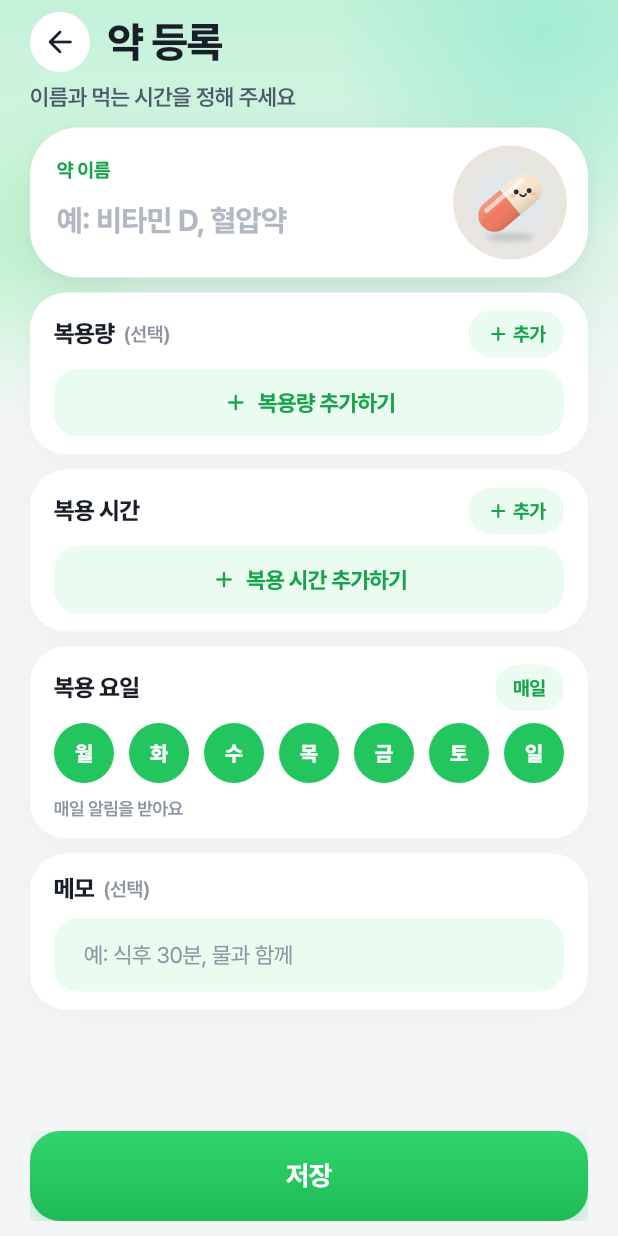
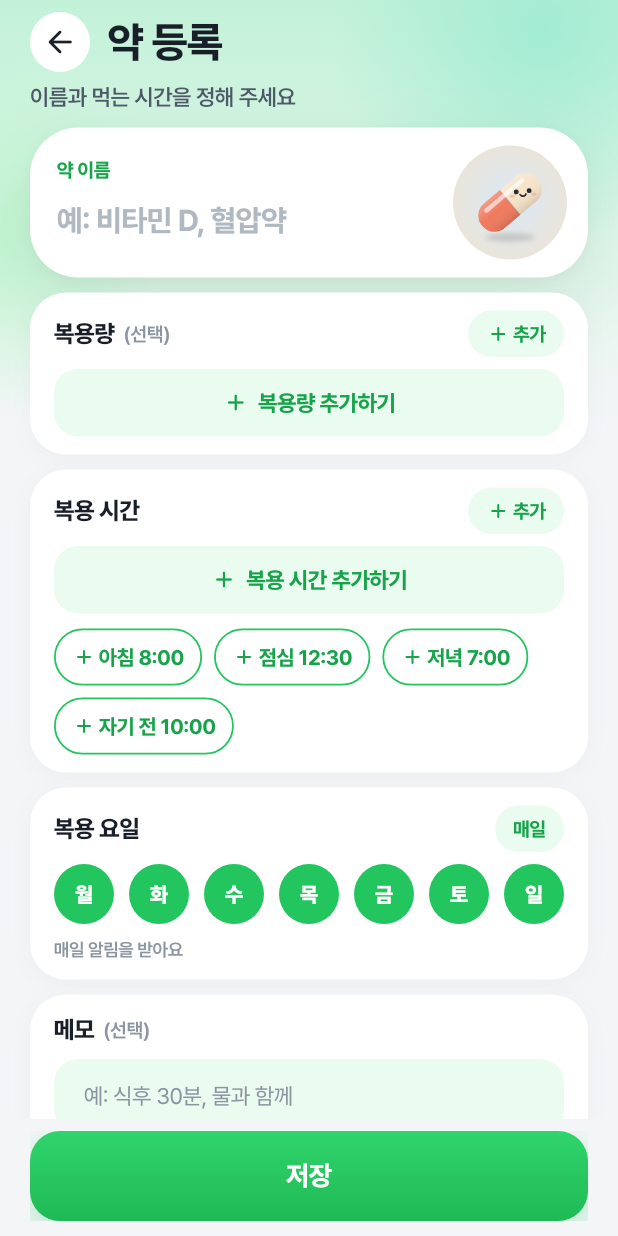
Before and after one commit to ssamssae/yakmukja, a Flutter app: the screen it shows after launch, item 2 of the bottom bar chosen, on a phone screen of 412 x 824 dp. Run offline on Flutter 3.47's test engine with Material 3 defaults, Android fonts, the phone set to English and light mode, and no system bars; our stand-ins replace flutter_local_notifications, flutter_timezone, google_mobile_ads, hive_ce, hive_ce_flutter, in_app_purchase and 4 more; accounts and stored records are empty; network calls fail.

Commit message:
feat(yakmeokja): 복용 시간 빠른 추가 단추 — 아침 8:00·점심 12:30·저녁 7:00·자기 전 10:00 (T-261110-032) (#68)
- 「복용 시간」 칸에 자주 쓰는 시간 단추를 둔다. 누르면 선택 창 없이 바로 들어간다.
- 이미 넣은 시간의 단추는 나오지 않고, 네 개를 다 넣으면 줄이 사라진다.
- 시간 넣기를 한 함수로 모았다(휠로 넣을 때와 같은 중복 검사·시간순 정렬).
- 칸이 길어져 요일 단추가 시험 화면 아래로 내려가, 접근성 시험이 보이는 곳까지
  올린 뒤 검사하게 했다.

Co-authored-by: Claude Fable 5.2 <noreply@anthropic.com>

```diff
--- a/lib/screens/medicine_edit_screen.dart
+++ b/lib/screens/medicine_edit_screen.dart
@@ -210,6 +210,35 @@ class _MedicineEditScreenState extends State<MedicineEditScreen> {
   // 12시간제 시 표시: 12, 1, 2, 3 ... 11
   static const _hourLabels = [12, 1, 2, 3, 4, 5, 6, 7, 8, 9, 10, 11];
 
+  // 자주 쓰는 복용 시간 — 휠을 돌리지 않고 한 번 눌러 넣는다. (T-261110-032)
+  static const _quickTimes = [
+    (label: '아침', hour: 8, minute: 0),
+    (label: '점심', hour: 12, minute: 30),
+    (label: '저녁', hour: 19, minute: 0),
+    (label: '자기 전', hour: 22, minute: 0),
+  ];
+
+  bool _hasTime(int hour, int minute) =>
+      _times.any((t) => t.hour == hour && t.minute == minute);
+
+  /// 「8:00」「12:30」「7:00」 — 12시간제 시:분.
+  static String _clockText(int hour, int minute) {
+    final h = hour == 0 ? 12 : (hour > 12 ? hour - 12 : hour);
+    return '$h:${minute.toString().padLeft(2, '0')}';
+  }
+
+  /// 복용 시간을 넣고 시간순으로 정렬한다. 이미 있는 시간이면 넣지 않고 false.
+  bool _addTime(int hour, int minute) {
+    if (_hasTime(hour, minute)) return false;
+    setState(() {
+      _times.add(DoseTime(hour: hour, minute: minute));
+      _times.sort(
+        (a, b) => (a.hour * 60 + a.minute).compareTo(b.hour * 60 + b.minute),
+      );
+    });
+    return true;
+  }
+
   void _showTimePicker() {
     int amPmIndex = 0; // 0=오전, 1=오후
     int hourIndex = 9; // 기본 오전 9시 (_hourLabels[9] = 9)
@@ -265,25 +294,13 @@ class _MedicineEditScreenState extends State<MedicineEditScreen> {
                             h = displayHour == 12 ? 12 : displayHour + 12;
                           }
                           final min = minuteIndex * 5;
-                          final duplicate = _times.any(
-                            (t) => t.hour == h && t.minute == min,
-                          );
-                          if (duplicate) {
+                          final added = _addTime(h, min);
                           Navigator.pop(ctx);
+                          if (!added) {
                             ScaffoldMessenger.of(context).showSnackBar(
                               const SnackBar(content: Text('이미 등록된 시간입니다.')),
                             );
-                            return;
                           }
-                          setState(() {
-                            _times.add(DoseTime(hour: h, minute: min));
-                            _times.sort(
-                              (a, b) => (a.hour * 60 + a.minute).compareTo(
-                                b.hour * 60 + b.minute,
-                              ),
-                            );
-                          });
-                          Navigator.pop(ctx);
                         },
                         child: Text(
                           '추가',
@@ -548,14 +565,15 @@ class _MedicineEditScreenState extends State<MedicineEditScreen> {
                             semanticsLabel: '복용 시간 추가',
                             onTap: _showTimePicker,
                           ),
-                          child: _times.isEmpty
-                              ? _EmptyPlaceholder(
+                          child: Column(
+                            crossAxisAlignment: CrossAxisAlignment.start,
+                            children: [
+                              if (_times.isEmpty)
+                                _EmptyPlaceholder(
                                   text: '복용 시간 추가하기',
                                   onTap: _showTimePicker,
                                 )
-                              : Column(
-                                  crossAxisAlignment: CrossAxisAlignment.start,
-                                  children: [
+                              else
                                 Wrap(
                                   spacing: 8,
                                   runSpacing: 8,
@@ -564,14 +582,39 @@ class _MedicineEditScreenState extends State<MedicineEditScreen> {
                                       _ValueChip(
                                         label: _times[i].format(),
                                         icon: Icons.schedule_rounded,
-                                            onDeleted: () => setState(
-                                              () => _times.removeAt(i),
-                                            ),
+                                        onDeleted: () =>
+                                            setState(() => _times.removeAt(i)),
                                       ),
                                   ],
                                 ),
+                              // 아직 넣지 않은 자주 쓰는 시간. (T-261110-032)
+                              if (_quickTimes.any(
+                                (q) => !_hasTime(q.hour, q.minute),
+                              )) ...[
+                                const SizedBox(height: 10),
+                                Wrap(
+                                  key: const Key('quick-time-row'),
+                                  spacing: 8,
+                                  runSpacing: 8,
+                                  children: [
+                                    for (final q in _quickTimes)
+                                      if (!_hasTime(q.hour, q.minute))
+                                        _QuickTimeChip(
+                                          key: Key(
+                                            'quick-time-${q.hour}-${q.minute}',
+                                          ),
+                                          label:
+                                              '${q.label} ${_clockText(q.hour, q.minute)}',
+                                          onTap: () =>
+                                              _addTime(q.hour, q.minute),
+                                        ),
+                                  ],
+                                ),
+                              ],
+                              if (_times.isNotEmpty) ...[
                                 const SizedBox(height: 10),
                                 const _AlarmNote(),
+                              ],
                             ],
                           ),
                         ),
@@ -1085,6 +1128,58 @@ class _AddPillButton extends StatelessWidget {
   }
 }
 
+/// 자주 쓰는 복용 시간을 한 번에 넣는 단추. 예: 「+ 아침 8:00」. (T-261110-032)
+class _QuickTimeChip extends StatelessWidget {
+  const _QuickTimeChip({super.key, required this.label, required this.onTap});
+
+  final String label;
+  final VoidCallback onTap;
+
+  @override
+  Widget build(BuildContext context) {
+    return Semantics(
+      container: true,
+      button: true,
+      label: '$label 추가',
+      onTap: onTap,
+      child: ExcludeSemantics(
+        child: Material(
+          color: Colors.white,
+          shape: const StadiumBorder(
+            side: BorderSide(color: RenewalColors.green, width: 1.2),
+          ),
+          child: InkWell(
+            onTap: onTap,
+            customBorder: const StadiumBorder(),
+            child: Padding(
+              padding: const EdgeInsets.symmetric(horizontal: 12, vertical: 9),
+              child: Row(
+                mainAxisSize: MainAxisSize.min,
+                children: [
+                  const Icon(
+                    Icons.add_rounded,
+                    size: 16,
+                    color: RenewalColors.greenDeep,
+                  ),
+                  const SizedBox(width: 2),
+                  Text(
+                    label,
+                    style: renewalStyle(
+                      14,
+                      FontWeight.w700,
+                      RenewalColors.greenDeep,
+                    ),
+                  ),
+                ],
+              ),
+            ),
+          ),
+        ),
+      ),
+    );
+  }
+}
+
 class _EmptyPlaceholder extends StatelessWidget {
   final String text;
   final VoidCallback onTap;
```
Also changed, not shown: 3 other files. Lines whose indentation alone changed are shown as unchanged.
